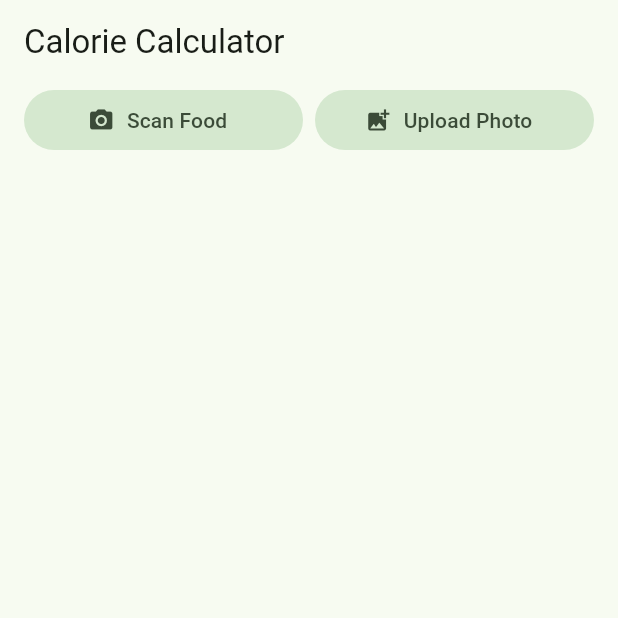
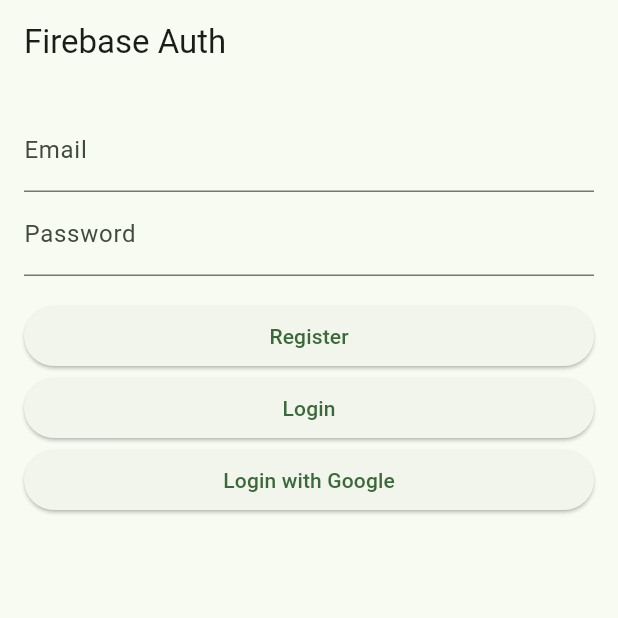
Before and after one commit to VinsonGuo/flutter_calorie_calculator, a Flutter app: the screen it shows after launch, on a phone screen of 412 x 824 dp, the top half of it. Run offline on Flutter 3.47's test engine with Material 3 defaults, Android fonts, the phone set to English and light mode, and no system bars; our stand-ins replace cached_network_image, cloud_firestore, dio, firebase_auth, firebase_core, firebase_storage and 9 more; missing offline and left inert: syncfusion_flutter_treemap; accounts and stored records are empty.

Commit message:
Integrate firebase

```diff
--- a/lib/main.dart
+++ b/lib/main.dart
@@ -1,18 +1,22 @@
+import 'package:firebase_auth/firebase_auth.dart';
+import 'package:firebase_core/firebase_core.dart';
 import 'package:flutter/material.dart';
+import 'package:flutter_calorie_calculator/ui/page/auth_page.dart';
 import 'package:flutter_dotenv/flutter_dotenv.dart';
 import 'package:flutter_gemini/flutter_gemini.dart';
 import 'package:provider/provider.dart';
 import 'package:shared_preferences/shared_preferences.dart';
 
 import 'common/shared_preference.dart';
+import 'provider/app_provider.dart';
 import 'ui/page/home_page.dart';
-import 'provider/app_provider.dart';
 
 void main() async {
   WidgetsFlutterBinding.ensureInitialized();
   sharedPreferences = await SharedPreferences.getInstance();
   await dotenv.load();
   Gemini.init(apiKey: dotenv.env['GEMINI_KEY']!);
+  await Firebase.initializeApp();
   // MobileAds.instance.initialize();
   runApp(const MyApp());
 }
@@ -35,7 +39,17 @@ class MyApp extends StatelessWidget {
             colorScheme: ColorScheme.fromSeed(seedColor: Colors.green),
             useMaterial3: true,
           ),
-          home: const HomePage(),
+          darkTheme: ThemeData(
+            colorScheme: ColorScheme.fromSeed(
+                seedColor: Colors.green, brightness: Brightness.dark),
+            useMaterial3: true,
+          ),
+          home: Selector<AppProvider, User?>(
+            selector: (_, provider) => provider.user,
+            builder: (_, user, __) {
+              return user == null ? AuthPage() : const HomePage();
+            },
+          ),
         );
       },
     );
--- a/lib/model/models.dart
+++ b/lib/model/models.dart
@@ -19,12 +19,10 @@ class Result<T> {
   }
 }
 
-
-
 @JsonSerializable()
 class CalculateResult {
-  int? id;
-  List<CalculateItem> items;
+  String? id;
+  List<CalculateIngredient> ingredients;
   Nutrition nutrition;
   @JsonKey(defaultValue: '2024-12-05')
   String dateTime;
@@ -33,7 +31,7 @@ class CalculateResult {
   String suggestion;
 
 
-  CalculateResult(this.id, this.items, this.nutrition, this.dateTime, this.imagePath, this.suggestion);
+  CalculateResult(this.id, this.ingredients, this.nutrition, this.dateTime, this.imagePath, this.suggestion);
 
   factory CalculateResult.fromJson(Map<String, dynamic> json) =>
       _$CalculateResultFromJson(json);
@@ -42,18 +40,18 @@ class CalculateResult {
 }
 
 @JsonSerializable()
-class CalculateItem {
+class CalculateIngredient {
   String name;
   String quantity;
   String unit;
   NutritionItem calories;
 
-  CalculateItem(this.name, this.quantity, this.unit, this.calories);
+  CalculateIngredient(this.name, this.quantity, this.unit, this.calories);
 
-  factory CalculateItem.fromJson(Map<String, dynamic> json) =>
-      _$CalculateItemFromJson(json);
+  factory CalculateIngredient.fromJson(Map<String, dynamic> json) =>
+      _$CalculateIngredientFromJson(json);
 
-  Map<String, dynamic> toJson() => _$CalculateItemToJson(this);
+  Map<String, dynamic> toJson() => _$CalculateIngredientToJson(this);
 }
 
 @JsonSerializable()
--- /dev/null
+++ b/lib/ui/page/auth_page.dart
@@ -0,0 +1,78 @@
+import 'package:flutter/material.dart';
+import 'package:flutter_calorie_calculator/provider/app_provider.dart';
+import 'package:flutter_calorie_calculator/ui/page/home_page.dart';
+import 'package:flutter_calorie_calculator/ui/widget/global_loading_widget.dart';
+import 'package:provider/provider.dart';
+
+class AuthPage extends StatelessWidget {
+  final TextEditingController emailController = TextEditingController();
+  final TextEditingController passwordController = TextEditingController();
+
+  AuthPage({super.key});
+
+  @override
+  Widget build(BuildContext context) {
+    final provider = context.read<AppProvider>();
+    return GlobalLoadingWidget(
+      child: Scaffold(
+        appBar: AppBar(title: Text("Firebase Auth")),
+        body: Padding(
+          padding: const EdgeInsets.all(16.0),
+          child: Column(
+            crossAxisAlignment: CrossAxisAlignment.stretch,
+            children: [
+              TextField(
+                controller: emailController,
+                decoration: InputDecoration(labelText: 'Email'),
+              ),
+              TextField(
+                controller: passwordController,
+                decoration: InputDecoration(labelText: 'Password'),
+                obscureText: true,
+              ),
+              SizedBox(height: 16),
+              ElevatedButton(
+                onPressed: () async {
+                  final email = emailController.text;
+                  final password = passwordController.text;
+                  final result = await provider.registerWithEmail(email, password);
+                  if (result) {
+                    Navigator.of(context).pushReplacement(
+                      MaterialPageRoute(builder: (_) => const HomePage())
+                    );
+                  }
+                },
+                child: Text("Register"),
+              ),
+              ElevatedButton(
+                onPressed: () async {
+                  final email = emailController.text;
+                  final password = passwordController.text;
+                  final result = await provider.loginWithEmail(email, password);
+                  if (result) {
+                    Navigator.of(context).pushReplacement(
+                        MaterialPageRoute(builder: (_) => const HomePage())
+                    );
+                  }
+                },
+                child: Text("Login"),
+              ),
+              ElevatedButton(
+                onPressed: () async {
+                  final result = await provider.signInWithGoogle();
+                  if (result) {
+                    print("Google login successful");
+                    Navigator.of(context).pushReplacement(
+                        MaterialPageRoute(builder: (_) => const HomePage())
+                    );
+                  }
+                },
+                child: Text("Login with Google"),
+              ),
+            ],
+          ),
+        ),
+      ),
+    );
+  }
+}
--- a/lib/ui/page/home_page.dart
+++ b/lib/ui/page/home_page.dart
@@ -1,8 +1,5 @@
-import 'dart:io';
-
-import 'package:flutter/cupertino.dart';
 import 'package:flutter/material.dart';
-import 'package:flutter/widgets.dart';
+import 'package:flutter_calorie_calculator/ui/widget/global_loading_widget.dart';
 import 'package:image_picker/image_picker.dart';
 import 'package:loading_animation_widget/loading_animation_widget.dart';
 import 'package:provider/provider.dart';
@@ -33,10 +30,17 @@ class _HomePageState extends State<HomePage> {
   @override
   Widget build(BuildContext context) {
     final results = context.select((AppProvider value) => value.results);
-    final isLoading = context.select((AppProvider value) => value.isLoading);
-    return Scaffold(
+    return GlobalLoadingWidget(
+      child: Scaffold(
         appBar: AppBar(
           title: const Text('Calorie Calculator'),
+          actions: [
+            TextButton(
+                onPressed: () {
+                  provider.signOut();
+                },
+                child: Text('Sign out'))
+          ],
         ),
         body: Stack(
           children: [
@@ -55,10 +59,7 @@ class _HomePageState extends State<HomePage> {
                             if (image != null) {
                               final dateTime = DateTime.now();
                               var uint8list = await image.readAsBytes();
-                            final imagePath =
-                                await provider.copyImage(dateTime, uint8list);
-                            provider.generateResult(
-                                dateTime, uint8list, imagePath);
+                              provider.generateResult(dateTime, uint8list);
                             }
                           },
                           icon: Icon(Icons.photo_camera),
@@ -75,10 +76,7 @@ class _HomePageState extends State<HomePage> {
                             if (image != null) {
                               final dateTime = DateTime.now();
                               var uint8list = await image.readAsBytes();
-                            final imagePath =
-                                await provider.copyImage(dateTime, uint8list);
-                            provider.generateResult(
-                                dateTime, uint8list, imagePath);
+                              provider.generateResult(dateTime, uint8list);
                             }
                           },
                           icon: Icon(Icons.add_photo_alternate),
@@ -97,20 +95,9 @@ class _HomePageState extends State<HomePage> {
                 ),
               ],
             ),
-          if (isLoading)
-            Container(
-              alignment: Alignment.center,
-              color: Theme.of(context)
-                  .colorScheme
-                  .onSecondaryContainer
-                  .withAlpha(100),
-              child: LoadingAnimationWidget.stretchedDots(
-                color: Theme.of(context).colorScheme.primary,
-                size: 60,
-              ),
-            ),
           ],
         ), // This trailing comma makes auto-formatting nicer for build methods.
+      ),
     );
   }
 
--- a/lib/ui/page/image_preview_page.dart
+++ b/lib/ui/page/image_preview_page.dart
@@ -1,4 +1,5 @@
 import 'dart:io';
+import 'package:cached_network_image/cached_network_image.dart';
 import 'package:flutter/material.dart';
 import 'package:photo_view/photo_view.dart';
 import 'package:photo_view/photo_view_gallery.dart';
@@ -47,7 +48,7 @@ class _ImagePreviewPageState extends State<ImagePreviewPage> {
                   maxScale: PhotoViewComputedScale.contained * 2.0,
                   minScale: PhotoViewComputedScale.contained * 1.0,
                   initialScale: PhotoViewComputedScale.contained * 1.0,
-                  imageProvider: FileImage(File(widget.path)),
+                  imageProvider: CachedNetworkImageProvider(widget.path),
                   heroAttributes: PhotoViewHeroAttributes(tag: widget.path),
                   onTapUp: (_, __, ___) {
                     Navigator.of(context).pop();
--- /dev/null
+++ b/lib/ui/widget/global_loading_widget.dart
@@ -0,0 +1,35 @@
+import 'package:flutter/material.dart';
+import 'package:flutter_calorie_calculator/provider/app_provider.dart';
+import 'package:loading_animation_widget/loading_animation_widget.dart';
+import 'package:provider/provider.dart';
+
+class GlobalLoadingWidget extends StatelessWidget {
+  final Widget child;
+
+  const GlobalLoadingWidget({
+    super.key,
+    required this.child,
+  });
+
+  @override
+  Widget build(BuildContext context) {
+    final isLoading = context.select((AppProvider value) => value.isLoading);
+
+    return Stack(
+      children: [
+        child,
+        isLoading
+            ? Container(
+                color: Colors.black54, // 半透明背景
+                child: Center(
+                  child: LoadingAnimationWidget.stretchedDots(
+                    color: Theme.of(context).colorScheme.primary,
+                    size: 60,
+                  ),
+                ),
+              )
+            : const SizedBox.shrink(),
+      ],
+    );
+  }
+}
--- a/pubspec.yaml
+++ b/pubspec.yaml
@@ -57,6 +57,12 @@ dependencies:
   loading_animation_widget:
   photo_view: ^0.15.0
   sqflite:
+  uuid: ^3.0.7
+  firebase_core:
+  firebase_auth:
+  google_sign_in:
+  cloud_firestore:
+  firebase_storage:
 
 dev_dependencies:
   flutter_test:
```
Also changed, not shown: lib/db/db.dart (deleted, +0 -168 lines), lib/provider/app_provider.dart (+276 -23 lines), lib/ui/page/detail_page.dart (+5 -5 lines), lib/ui/widget/home_list_tile.dart (+4 -5 lines), firebase.json (added), lib/firebase_options.dart (added), lib/model/models.g.dart, pubspec.lock, 3 other files. Lines whose indentation alone changed are shown as unchanged.
